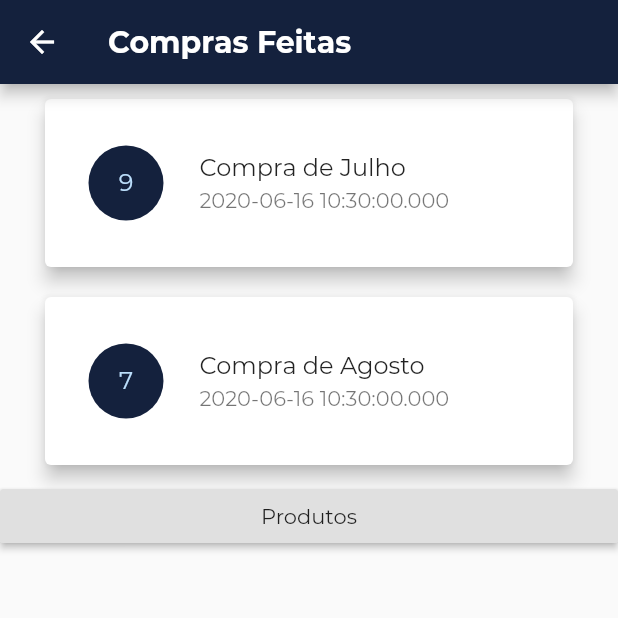
After one commit to owarleysouza/S-Compras, a Flutter app: the Compras screen opened by its route, on a phone screen of 412 x 824 dp, the top half of it. The commit adds this screen. Run offline on Flutter 3.47's test engine with Material 2 defaults, Android fonts, the phone set to English and light mode, and no system bars.

Commit message:
refatoracao geral para organizar nomes, chamadas e telas do app

```diff
--- a/lib/main.dart
+++ b/lib/main.dart
@@ -1,8 +1,8 @@
 import 'package:flutter/material.dart';
-import 'package:minhas_compras/views/listasdecompras.dart';
+import 'package:minhas_compras/views/compras.dart';
 import 'package:minhas_compras/views/login.dart';
 import 'package:minhas_compras/views/telaApresentacao.dart';
-import 'package:minhas_compras/views/telaInicial.dart';
+import 'package:minhas_compras/views/produtos.dart';
 
 //Arquivo principal que usa o RunApp para chamar a classe principal e executar o app
 
@@ -35,8 +35,8 @@ class MyApp extends StatelessWidget {
       routes: {
         //Usando rotas nomeadas, assim nas paginas que precisam dessas rotas é só chamar o navigator com pushedname
         'login': (context) => Login(),
-        'initialscreen': (context) => TelaInicial(),
-        'listascompras': (context) => ListasdeCompras()
+        'initialscreen': (context) => Compras(),
+        'produtos': (context) => Produtos()
       },
     );
   }
--- a/lib/models/listadecompra.dart
+++ b/lib/models/compra.dart
@@ -1,9 +1,9 @@
 import 'package:minhas_compras/models/produto.dart';
 
-class ListadeCompra {
+class Compra {
   String nome;
   DateTime data;
   List<Produto> listadeprodutos;
 
-  ListadeCompra({this.nome, this.data, this.listadeprodutos});
+  Compra({this.nome, this.data, this.listadeprodutos});
 }
--- a/lib/views/categoria.dart
+++ /dev/null
@@ -1,26 +0,0 @@
-import 'package:flutter/material.dart';
-import 'package:minhas_compras/models/produto.dart';
-import 'package:minhas_compras/views/produtoTemplate.dart';
-
-/* Tela de categoria, que é basicamente cada bloco que representa a categoria de produtos,
-com os respectivos produtos dentro desse bloco.
-Essa classe basicamente é chamada pela tela inicial, com a lista dos produtos e o que ela faz é
-percorrer a lista de produtos transformando eles em um ProdutoTemplate usando a função map*/
-class Categoria extends StatelessWidget {
-  final List<Produto> produtos;
-
-  Categoria({@required this.produtos});
-
-  @override
-  Widget build(BuildContext context) {
-    return Column(
-      children: <Widget>[
-        ...produtos.map((produtos) => ProdutoTemplate(
-              nome: produtos.nome,
-              quantidade: produtos.quantidade,
-              categoria: produtos.categoria,
-            )),
-      ],
-    );
-  }
-}
--- a/lib/views/listasdeComprasTemplate.dart
+++ b/lib/views/compraTemplate.dart
@@ -1,11 +1,11 @@
 import 'package:flutter/material.dart';
 
-class ListaComprasTemplate extends StatelessWidget {
+class CompraTemplate extends StatelessWidget {
   final String nome;
   final DateTime data;
   final int quantidadeitens;
 
-  ListaComprasTemplate(
+  CompraTemplate(
       {@required this.nome,
       @required this.data,
       @required this.quantidadeitens});
--- /dev/null
+++ b/lib/views/compras.dart
@@ -0,0 +1,57 @@
+import 'package:flutter/material.dart';
+import 'package:minhas_compras/models/compra.dart';
+import 'package:minhas_compras/models/produto.dart';
+import 'package:minhas_compras/views/compraTemplate.dart';
+
+class Compras extends StatefulWidget {
+  @override
+  _ComprasState createState() => _ComprasState();
+}
+
+class _ComprasState extends State<Compras> {
+  final List<Compra> listadecomprasfeitas = [
+    Compra(nome: "Compra de Julho", data: DateTime.now(), listadeprodutos: [
+      Produto(nome: "Açúcar", quantidade: "2x", categoria: "Grosso"),
+      Produto(nome: "Sal", quantidade: "Padrão", categoria: "Grosso"),
+      Produto(nome: "Desinfetante", quantidade: "3x", categoria: "LeH"),
+      Produto(nome: "Desodorante", quantidade: "1x", categoria: "LeH"),
+      Produto(nome: "Sabonete", quantidade: "Padrão", categoria: "LeH"),
+      Produto(nome: "Fio Dental", quantidade: "2x", categoria: "LeH"),
+      Produto(
+          nome: "Lâmina de Barbear", quantidade: "Padrão", categoria: "LeH"),
+      Produto(nome: "Peixe", quantidade: "3x", categoria: "Frios"),
+      Produto(nome: "Salsicha", quantidade: "1x", categoria: "Frios"),
+    ]),
+    Compra(nome: "Compra de Agosto", data: DateTime.now(), listadeprodutos: [
+      Produto(nome: "Açúcar", quantidade: "2x", categoria: "Grosso"),
+      Produto(nome: "Sal", quantidade: "Padrão", categoria: "Grosso"),
+      Produto(nome: "Sabonete", quantidade: "Padrão", categoria: "LeH"),
+      Produto(nome: "Fio Dental", quantidade: "2x", categoria: "LeH"),
+      Produto(
+          nome: "Lâmina de Barbear", quantidade: "Padrão", categoria: "LeH"),
+      Produto(nome: "Peixe", quantidade: "3x", categoria: "Frios"),
+      Produto(nome: "Salsicha", quantidade: "1x", categoria: "Frios"),
+    ])
+  ];
+
+  @override
+  Widget build(BuildContext context) {
+    return Scaffold(
+      appBar: AppBar(
+        title: Text("Compras Feitas"),
+      ),
+      body: ListView(
+        children: <Widget>[
+          ...listadecomprasfeitas.map((compra) => CompraTemplate(
+              nome: compra.nome,
+              data: compra.data,
+              quantidadeitens: compra.listadeprodutos.length)),
+          RaisedButton(
+            onPressed: () => Navigator.of(context).pushNamed('produtos'),
+            child: Text("Produtos"),
+          )
+        ],
+      ),
+    );
+  }
+}
--- a/lib/views/telaInicial.dart
+++ b/lib/views/produtos.dart
@@ -1,31 +1,29 @@
 import 'package:flutter/material.dart';
-import 'package:minhas_compras/models/listadecompra.dart';
+import 'package:minhas_compras/models/compra.dart';
 import 'package:minhas_compras/models/produto.dart';
 import 'package:minhas_compras/views/addProduto.dart';
-import 'package:minhas_compras/views/categoria.dart';
+import 'package:minhas_compras/views/produtoTemplate.dart';
 import 'package:minhas_compras/views/telaVazia.dart';
 
 /*Tela inicial do app. Aqui basicamente é a tela onde são mostrados os produtos nas suas respectivas categorias.
 A mesma tem basicamente a lista de produtos, e a sua estrutura principal chama o widget categoria para ser mostrada nela
 */
-class TelaInicial extends StatefulWidget {
+
+class Produtos extends StatefulWidget {
   @override
-  _TelaInicialState createState() => _TelaInicialState();
+  _ProdutosState createState() => _ProdutosState();
 }
 
-class _TelaInicialState extends State<TelaInicial> {
-  final _compras = ListadeCompra(
-      nome: "Compra de Julho",
-      data: DateTime.now(),
-      listadeprodutos: [
+class _ProdutosState extends State<Produtos> {
+  final _compras =
+      Compra(nome: "Compra de Julho", data: DateTime.now(), listadeprodutos: [
     Produto(nome: "Açúcar", quantidade: "2x", categoria: "Grosso"),
     Produto(nome: "Sal", quantidade: "Padrão", categoria: "Grosso"),
     Produto(nome: "Desinfetante", quantidade: "3x", categoria: "LeH"),
     Produto(nome: "Desodorante", quantidade: "1x", categoria: "LeH"),
     Produto(nome: "Sabonete", quantidade: "Padrão", categoria: "LeH"),
     Produto(nome: "Fio Dental", quantidade: "2x", categoria: "LeH"),
-        Produto(
-            nome: "Lâmina de Barbear", quantidade: "Padrão", categoria: "LeH"),
+    Produto(nome: "Lâmina de Barbear", quantidade: "Padrão", categoria: "LeH"),
     Produto(nome: "Peixe", quantidade: "3x", categoria: "Frios"),
     Produto(nome: "Salsicha", quantidade: "1x", categoria: "Frios"),
   ]);
@@ -83,13 +81,11 @@ class _TelaInicialState extends State<TelaInicial> {
               height: 500,
               child: ListView(
                 children: <Widget>[
-                  Categoria(produtos: _compras.listadeprodutos),
-                  RaisedButton(
-                      child: Text("Listas"),
-                      onPressed: () {
-                        Navigator.of(context).pushNamed(
-                            'listascompras'); //Como foram definidas no main rotas nomeadas, é só chamar pelo nome que está lá
-                      }),
+                  ..._compras.listadeprodutos.map((produtos) => ProdutoTemplate(
+                        nome: produtos.nome,
+                        quantidade: produtos.quantidade,
+                        categoria: produtos.categoria,
+                      )),
                   SizedBox(
                     //Elemento para que o float button nao fique encima do ultimo produto
                     height: 60,
```
Also changed, not shown: lib/views/listasdecompras.dart (deleted, +0 -63 lines), 1 other file. Lines whose indentation alone changed are shown as unchanged.
